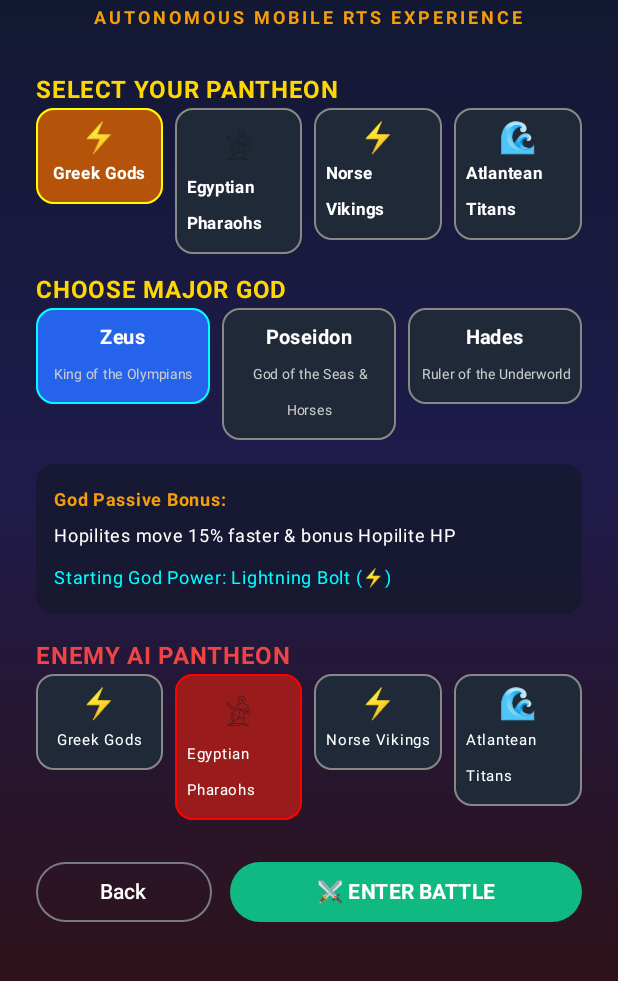
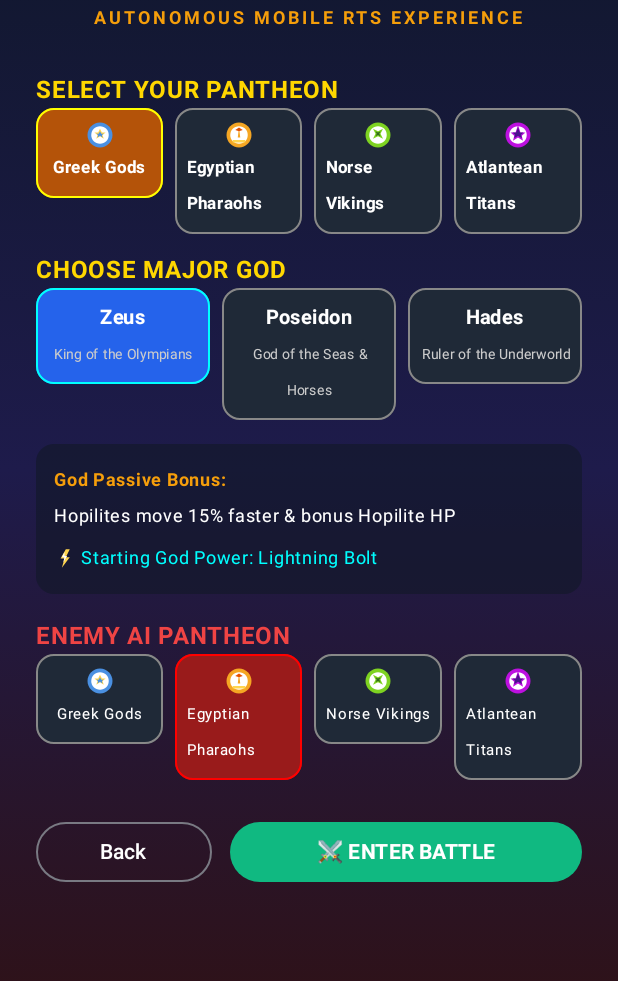
Before and after one commit to cptleftnut/Age-Of-DAV, an Android app built with Jetpack Compose: the screen it shows after launch (MainActivity), after a tap on "⚔️ SKIRMISH VS AI", on a phone screen of 412 x 824 dp, the part 148-1129 px from its top. Run offline under Robolectric (Android 15) with nearby library versions, the light colour scheme and no system bars.

Commit message:
Replace emoji iconSymbol with vector drawables in MainMenuScreen

```diff
--- a/app/src/main/java/com/example/ui/components/MainMenuScreen.kt
+++ b/app/src/main/java/com/example/ui/components/MainMenuScreen.kt
@@ -29,6 +29,7 @@
 import com.example.game.model.MajorGod
 import com.example.game.state.CampaignData
 import com.example.game.state.CampaignMission
+import com.example.game.assets.iconRes
 
 @Composable
 fun MainMenuScreen(
@@ -216,7 +217,11 @@
                             .border(1.dp, if (isSel) Color.Yellow else Color.Gray, RoundedCornerShape(12.dp))
                     ) {
                         Column(horizontalAlignment = Alignment.CenterHorizontally, modifier = Modifier.padding(8.dp)) {
-                            Text(f.iconSymbol, fontSize = 20.sp)
+                            Image(
+                            painter = painterResource(f.iconRes),
+                            contentDescription = f.displayName,
+                            modifier = Modifier.size(20.dp)
+                        )
                             Text(f.displayName, color = Color.White, fontSize = 11.sp, fontWeight = FontWeight.Bold)
                         }
                     }
@@ -257,7 +262,15 @@
                     Text("God Passive Bonus:", color = Color(0xFFF59E0B), fontSize = 12.sp, fontWeight = FontWeight.Bold)
                     Text(selectedGod.passiveBonus, color = Color.White, fontSize = 12.sp)
                     Spacer(modifier = Modifier.height(4.dp))
-                    Text("Starting God Power: ${selectedGod.startingGodPower.displayName} (${selectedGod.startingGodPower.iconSymbol})", color = Color.Cyan, fontSize = 12.sp)
+                    Row(verticalAlignment = Alignment.CenterVertically) {
+                            Image(
+                                painter = painterResource(selectedGod.startingGodPower.iconRes),
+                                contentDescription = selectedGod.startingGodPower.displayName,
+                                modifier = Modifier.size(14.dp)
+                            )
+                            Spacer(modifier = Modifier.width(4.dp))
+                            Text("Starting God Power: ${selectedGod.startingGodPower.displayName}", color = Color.Cyan, fontSize = 12.sp)
+                        }
                 }
             }
         }
@@ -276,7 +289,11 @@
                             .border(1.dp, if (isSel) Color.Red else Color.Gray, RoundedCornerShape(12.dp))
                     ) {
                         Column(horizontalAlignment = Alignment.CenterHorizontally, modifier = Modifier.padding(8.dp)) {
-                            Text(ef.iconSymbol, fontSize = 20.sp)
+                            Image(
+                            painter = painterResource(ef.iconRes),
+                            contentDescription = ef.displayName,
+                            modifier = Modifier.size(20.dp)
+                        )
                             Text(ef.displayName, color = Color.White, fontSize = 10.sp)
                         }
                     }
```
